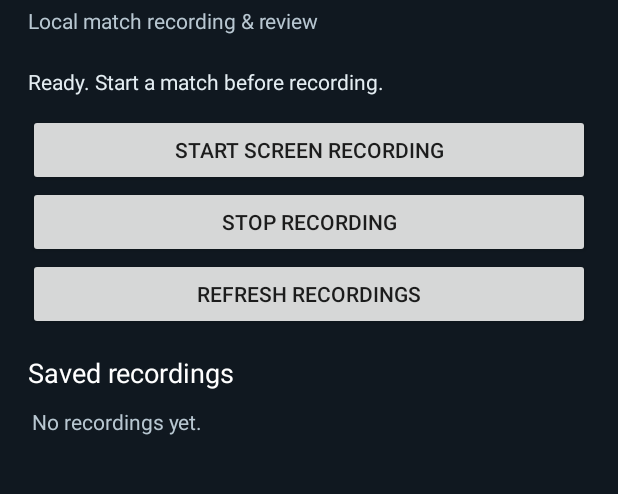
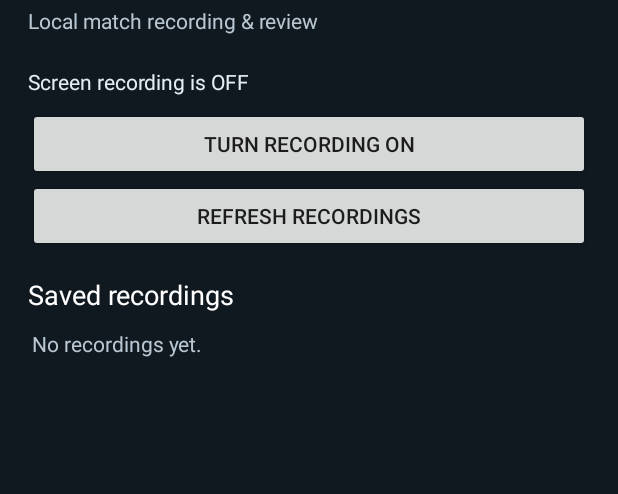
Before and after one commit to goatASHh/Nulls-royale-android, an Android app: the screen it shows after launch (MainActivity), on a phone screen of 412 x 824 dp, the part 81-575 px from its top. Run offline under Robolectric (Android 15) with nearby library versions, the phone set to English and light mode, and no system bars; 3 statements that could not run were skipped.

Commit message:
Add single screen recording on-off toggle

```diff
--- a/app/src/main/java/com/nullsobserver/MainActivity.kt
+++ b/app/src/main/java/com/nullsobserver/MainActivity.kt
@@ -15,13 +15,16 @@ import android.widget.Toast
 
 class MainActivity : Activity() {
     private lateinit var status: TextView
+    private lateinit var toggle: Button
     private lateinit var list: LinearLayout
     private val captureRequest = 4102
+    private val preferences by lazy { getSharedPreferences(RecordingService.PREFS, MODE_PRIVATE) }
 
     override fun onCreate(savedInstanceState: Bundle?) {
         super.onCreate(savedInstanceState)
         buildScreen()
         refreshRecordings()
+        syncRecordingState()
     }
 
     private fun buildScreen() {
@@ -43,32 +46,19 @@ class MainActivity : Activity() {
             setPadding(0, 6, 0, 24)
         }
         status = TextView(this).apply {
-            text = "Ready. Start a match before recording."
+            text = "Screen recording is OFF"
             textSize = 14f
             setTextColor(0xFFE4EDF2.toInt())
-            setPadding(0, 8, 0, 18)
+            setPadding(0, 8, 0, 12)
         }
-
-        val start = Button(this).apply {
-            text = "Start screen recording"
-            setOnClickListener {
-                val manager = getSystemService(MEDIA_PROJECTION_SERVICE) as MediaProjectionManager
-                @Suppress("DEPRECATION")
-                startActivityForResult(manager.createScreenCaptureIntent(), captureRequest)
-            }
-        }
-        val stop = Button(this).apply {
-            text = "Stop recording"
-            setOnClickListener {
-                startService(Intent(this@MainActivity, RecordingService::class.java).setAction(RecordingService.ACTION_STOP))
-                status.text = "Stopping recording…"
-            }
+        toggle = Button(this).apply {
+            text = "Turn recording ON"
+            setOnClickListener { toggleRecording() }
         }
         val refresh = Button(this).apply {
             text = "Refresh recordings"
             setOnClickListener { refreshRecordings() }
         }
-
         val heading = TextView(this).apply {
             text = "Saved recordings"
             textSize = 18f
@@ -80,8 +70,7 @@ class MainActivity : Activity() {
         root.addView(title)
         root.addView(subtitle)
         root.addView(status)
-        root.addView(start, matchWidth())
-        root.addView(stop, matchWidth())
+        root.addView(toggle, matchWidth())
         root.addView(refresh, matchWidth())
         root.addView(heading)
         root.addView(list)
@@ -93,21 +82,45 @@ class MainActivity : Activity() {
         ViewGroup.LayoutParams.WRAP_CONTENT
     )
 
+    private fun toggleRecording() {
+        if (preferences.getBoolean(RecordingService.KEY_RECORDING, false)) {
+            startService(Intent(this, RecordingService::class.java).setAction(RecordingService.ACTION_STOP))
+            status.text = "Turning recording OFF…"
+            toggle.isEnabled = false
+        } else {
+            val manager = getSystemService(MEDIA_PROJECTION_SERVICE) as MediaProjectionManager
+            @Suppress("DEPRECATION")
+            startActivityForResult(manager.createScreenCaptureIntent(), captureRequest)
+        }
+    }
+
     @Deprecated("Activity result API kept minimal for broad device compatibility")
     override fun onActivityResult(requestCode: Int, resultCode: Int, data: Intent?) {
         super.onActivityResult(requestCode, resultCode, data)
         if (requestCode != captureRequest) return
         if (resultCode != RESULT_OK || data == null) {
-            status.text = "Screen-capture permission was not granted."
+            status.text = "Screen recording is OFF — permission was not granted."
+            syncRecordingState()
             return
         }
         val service = Intent(this, RecordingService::class.java).apply {
             putExtra(RecordingService.EXTRA_RESULT_CODE, resultCode)
             putExtra(RecordingService.EXTRA_RESULT_DATA, data)
         }
-        startForegroundService(service)
-        status.text = "Recording. Use the notification or Stop button to finish."
-        Toast.makeText(this, "Recording started", Toast.LENGTH_SHORT).show()
+        try {
+            startForegroundService(service)
+            status.text = "Starting screen recording…"
+        } catch (error: Exception) {
+            status.text = "Could not start recording: ${error.localizedMessage ?: "unknown error"}"
+            syncRecordingState()
+        }
+    }
+
+    private fun syncRecordingState() {
+        val active = preferences.getBoolean(RecordingService.KEY_RECORDING, false)
+        toggle.isEnabled = true
+        toggle.text = if (active) "Turn recording OFF" else "Turn recording ON"
+        status.text = if (active) "Screen recording is ON" else "Screen recording is OFF"
     }
 
     private fun refreshRecordings() {
@@ -162,5 +175,6 @@ class MainActivity : Activity() {
     override fun onResume() {
         super.onResume()
         if (::list.isInitialized) refreshRecordings()
+        if (::toggle.isInitialized) syncRecordingState()
     }
 }
```
